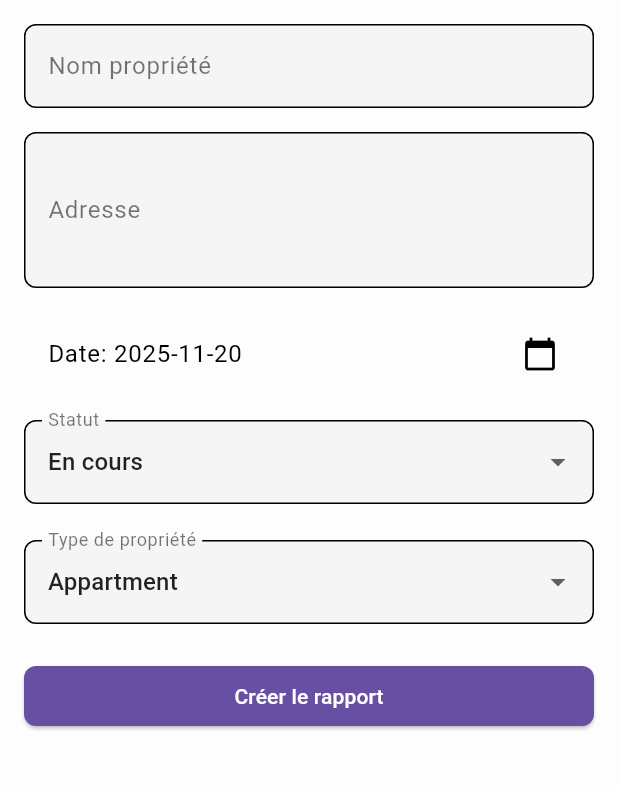
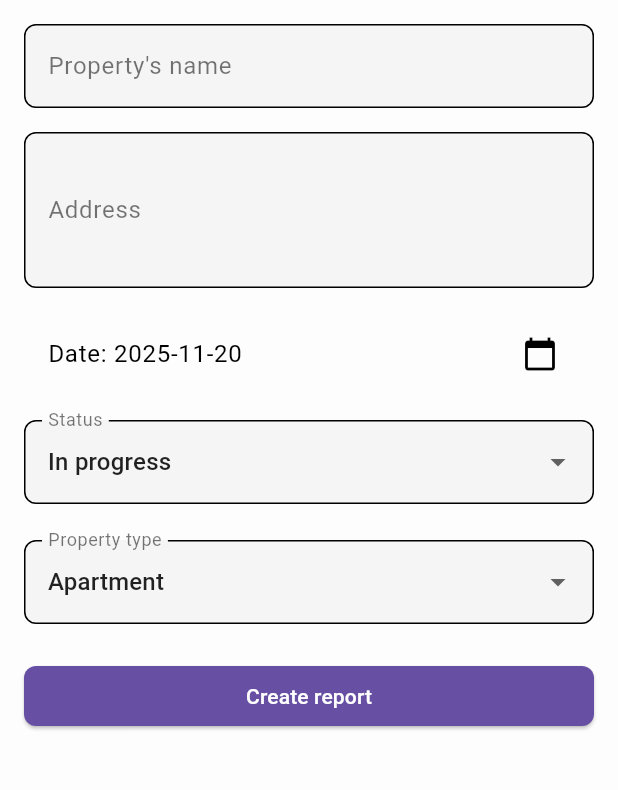
Before and after one commit to ByggL/samueliot_immocheck, a Flutter app: the screen it shows after launch, after a tap on "Add Report", on a phone screen of 412 x 824 dp, the part 84-874 px from its top. Run offline on Flutter 3.47's test engine with Material 3 defaults, Android fonts, the phone set to English and light mode, and no system bars; our stand-ins replace flutter_secure_storage, image_picker, pdf, permission_handler, printing, share_plus and 1 more.

Commit message:
Changement des affichages pour un language global cohérent

```diff
--- a/lib/providers/rapport_provider.dart
+++ b/lib/providers/rapport_provider.dart
@@ -147,7 +147,7 @@ class RapportProvider extends ChangeNotifier{
       _isInitialized = true;
 
     } on Exception catch (e) {
-      _errorMessage = "Erreur de chargement des rapports : ${e.toString()}";
+      _errorMessage = "Error while loading reports : ${e.toString()}";
       _properties.clear();
     } finally {
       _isLoading = false;
@@ -296,7 +296,7 @@ class RapportProvider extends ChangeNotifier{
             roomId: roomToCheck.roomId,
             roomTrueName: roomToCheck.roomTrueName,
             roomName: roomToCheck.roomName,
-            statut: newEtat, // <<< The new status is applied here
+            statut: newEtat,
             elements: roomToCheck.elements,
         );
 
--- a/lib/ui/forms/build_rapport_form.dart
+++ b/lib/ui/forms/build_rapport_form.dart
@@ -81,17 +81,17 @@ class _BuildRapportFormState extends State<BuildRapportForm> {
               children: [
                 TextFormField(
                   controller: _nameController,
-                  decoration: const InputDecoration(labelText: 'Nom propriété'),
+                  decoration: const InputDecoration(labelText: "Property's name"),
                   validator: (value) =>
-                      value == null || value.isEmpty ? 'Champ requis' : null,
+                      value == null || value.isEmpty ? 'Required' : null,
                 ),
                 const SizedBox(height: 16),
                 TextFormField(
                   controller: _adressController,
-                  decoration: const InputDecoration(labelText: 'Adresse'),
+                  decoration: const InputDecoration(labelText: 'Address'),
                   maxLines: 3,
                   validator: (value) =>
-                      value == null || value.isEmpty ? 'Champ requis' : null,
+                      value == null || value.isEmpty ? 'Required' : null,
                 ),
                 const SizedBox(height: 16),
                 ListTile(
@@ -110,10 +110,10 @@ class _BuildRapportFormState extends State<BuildRapportForm> {
                             ),
                           )
                           .toList(),
-                  decoration: const InputDecoration(labelText: 'Statut'),
+                  decoration: const InputDecoration(labelText: 'Status'),
                   onChanged: (value) => setState(() => _selectedStatus = value),
                   validator: (value) =>
-                      value == null ? 'Sélectionnez un statut' : null,
+                      value == null ? 'Select a status' : null,
                 ),
                 const SizedBox(height: 24),
                 DropdownButtonFormField<PropertyTypes>(
@@ -126,10 +126,10 @@ class _BuildRapportFormState extends State<BuildRapportForm> {
                             ),
                           )
                           .toList(),
-                  decoration: const InputDecoration(labelText: 'Type de propriété'),
+                  decoration: const InputDecoration(labelText: 'Property type'),
                   onChanged: (value) => setState(() => _propertyType = value!),
                   validator: (value) =>
-                      value == null ? 'Sélectionnez un statut' : null,
+                      value == null ? 'Select a type' : null,
                 ),
                 // const SizedBox(height: 24),
                 // DropdownButtonFormField<String>(
@@ -150,7 +150,7 @@ class _BuildRapportFormState extends State<BuildRapportForm> {
                 const SizedBox(height: 24),
                 ElevatedButton(
                   onPressed: _submit,
-                  child: const Text('Créer le rapport'),
+                  child: const Text('Create report'),
                 ),
               ],
             ),
--- a/lib/ui/forms/build_room_form.dart
+++ b/lib/ui/forms/build_room_form.dart
@@ -40,7 +40,7 @@ class _RoomCreationForm extends State<RoomCreationForm> {
         crossAxisAlignment: CrossAxisAlignment.start,
         children: [
           Text(
-            "Nouvelle pièce",
+            "New room",
             style: Theme.of(
               context,
             ).textTheme.titleMedium?.copyWith(fontWeight: FontWeight.bold),
@@ -48,13 +48,13 @@ class _RoomCreationForm extends State<RoomCreationForm> {
           const SizedBox(height: 16),
           TextFormField(
             decoration: const InputDecoration(
-              labelText: "Nom de la pièce",
+              labelText: "Room name",
             ),
             controller: _roomTrueNameController,
             validator:
                 (value) {
                   if (value == null || value.isEmpty) {
-                    return "Veuillez entrer un nom pour la pièce";
+                    return "Please enter a room name";
                     }
                   return null;
                 },
@@ -64,7 +64,7 @@ class _RoomCreationForm extends State<RoomCreationForm> {
             // ignore: deprecated_member_use
             value: _nameController,
             decoration: const InputDecoration(
-              labelText: "Type de pièce",
+              labelText: "Room type",
               border: OutlineInputBorder(),
             ),
             items:
@@ -79,13 +79,13 @@ class _RoomCreationForm extends State<RoomCreationForm> {
             onChanged: (value) => setState(() => _nameController = value!),
             validator:
                 (value) =>
-                    value == null ? "Veuillez sélectionner un type" : null,
+                    value == null ? "Please select a type" : null,
           ),
           const SizedBox(height: 16),
           DropdownButtonFormField<EtatsElement>(
             value: _selectedStatus,
             decoration: const InputDecoration(
-              labelText: "Statut de la pièce",
+              labelText: "Room status",
               border: OutlineInputBorder(),
             ),
             items:
@@ -100,7 +100,7 @@ class _RoomCreationForm extends State<RoomCreationForm> {
             onChanged: (value) => setState(() => _selectedStatus = value),
             validator:
                 (value) =>
-                    value == null ? "Veuillez sélectionner un statut" : null,
+                    value == null ? "Please select a status" : null,
           ),
           const SizedBox(height: 24),
           SizedBox(
@@ -117,7 +117,7 @@ class _RoomCreationForm extends State<RoomCreationForm> {
                   widget.onSubmit(newRoom);
                 }
               },
-              child: const Text("Ajouter la pièce"),
+              child: const Text("Add room"),
             ),
           ),
           const SizedBox(height: 16),
--- a/lib/ui/forms/validate_sign_rapport.dart
+++ b/lib/ui/forms/validate_sign_rapport.dart
@@ -43,13 +43,14 @@ class _ValidateSignRapportPageState extends State<ValidateSignRapportPage> {
         [tenantSignature,  ownerSignature],
       );
       ScaffoldMessenger.of(context).showSnackBar(
-        const SnackBar(content: Text('Rapport validé avec succès!')),
+        const SnackBar(content: Text("Succesfully validated report"),
+        ),
       );
       Navigator.pop(context, true);
     }
     else {
       ScaffoldMessenger.of(context).showSnackBar(
-        const SnackBar(content: Text('Signatures requises pour valider le rapport!'),duration: Duration(seconds: 2),),
+        const SnackBar(content: Text('Signatures required to validate report'),duration: Duration(seconds: 2),),
       );
     }
   }
@@ -59,20 +60,20 @@ class _ValidateSignRapportPageState extends State<ValidateSignRapportPage> {
     final report = widget.reportData;
     return Scaffold(
       appBar: AppBar(
-        title: const Text('Validation du rapport'),
+        title: const Text('Report validation'),
       ),
       body: Padding(
         padding: const EdgeInsets.all(16),
         child: ListView(
           children: [
             const Text(
-              'Récapitulatif du rapport',
+              'Global summary and overview',
               style: TextStyle(fontSize: 20, fontWeight: FontWeight.bold),
             ),
             const SizedBox(height: 12),
             _buildRapportCard(report),
             const SizedBox(height: 24),
-            const Text('Signature du locataire', style: TextStyle(fontWeight: FontWeight.bold)),
+            const Text('Tenant signature', style: TextStyle(fontWeight: FontWeight.bold)),
             Signature(
               controller: _tenantController,
               height: 150,
@@ -80,10 +81,10 @@ class _ValidateSignRapportPageState extends State<ValidateSignRapportPage> {
             ),
             TextButton(
               onPressed: () => _tenantController.clear(),
-              child: const Text('Effacer la signature'),
+              child: const Text('Erase'),
             ),
             const SizedBox(height: 24),
-            const Text('Signature du propriétaire', style: TextStyle(fontWeight: FontWeight.bold)),
+            const Text('Landlord signature', style: TextStyle(fontWeight: FontWeight.bold)),
             Signature(
               controller: _ownerController,
               height: 150,
@@ -91,12 +92,12 @@ class _ValidateSignRapportPageState extends State<ValidateSignRapportPage> {
             ),
             TextButton(
               onPressed: () => _ownerController.clear(),
-              child: const Text('Effacer la signature'),
+              child: const Text('Erase'),
             ),
             const SizedBox(height: 32),
             ElevatedButton(
               onPressed: _validateReport,
-              child: const Text('Valider le rapport'),
+              child: const Text('Validate report'),
             ),
           ],
         ),
@@ -117,31 +118,31 @@ Widget _buildRapportCard(Rapport report) {
         children: [
           Text(report.nom, style: const TextStyle(fontSize: 18, fontWeight: FontWeight.bold)),
           const SizedBox(height: 8),
-          Text("Adresse: ${report.adresse}"),
+          Text("Address: ${report.adresse}"),
           Text("Type: ${propertyString(report.propertyType)}"),
-          Text("Statut du rapport: ${etatRapportString(report.statutRapport)}"),
-          Text("Créé le: ${report.creationDate.toLocal()}"),
-          Text("Signature actuelle: ${report.signature.isNotEmpty ? "Oui" : "Non"}"),
+          Text("Report status: ${etatRapportString(report.statutRapport)}"),
+          Text("Created: ${report.creationDate.toLocal()}"),
+          Text("Is signed: ${report.signature.isNotEmpty ? "Yes" : "No"}"),
           const SizedBox(height: 12),
-          Text("Pièces:", style: const TextStyle(fontWeight: FontWeight.bold)),
+          Text("Rooms:", style: const TextStyle(fontWeight: FontWeight.bold)),
           ...report.roomList.map((room) => Padding(
             padding: const EdgeInsets.symmetric(vertical: 4),
             child: Column(
               crossAxisAlignment: CrossAxisAlignment.start,
               children: [
                 Text("- ${roomTypeString(room.roomName)}"),
-                Text("  Nom de la pièce: ${room.roomTrueName}"),
-                Text("  Statut: ${etatElementString(room.statut)}"),
-                Text("  Nombre d'éléments: ${room.elements.length}"),
+                Text("  Room name: ${room.roomTrueName}"),
+                Text("  Status: ${etatElementString(room.statut)}"),
+                Text("  Number of elements: ${room.elements.length}"),
                 ...room.elements.map((element) => Padding(
                   padding: const EdgeInsets.only(left: 16, top: 2, bottom: 2),
                   child: Column(
                     crossAxisAlignment: CrossAxisAlignment.start,
                     children: [
                       Text("• ${roomElementString(element.elementName)}"),
-                      Text("   Statut: ${etatElementString(element.statut)}"),
-                      Text("   Commentaire: ${element.commentaire}"),
-                      Text("   Nombre de photos: ${element.elementPicture.length}"),
+                      Text("   Status: ${etatElementString(element.statut)}"),
+                      Text("   Commentary: ${element.commentaire}"),
+                      Text("   Number of pictures: ${element.elementPicture.length}"),
                     ],
                   ),
                 )),
--- a/lib/ui/homepage/report_list.dart
+++ b/lib/ui/homepage/report_list.dart
@@ -208,9 +208,9 @@ class _ReportListState extends State<ReportList> {
                     DropdownMenuItem(value: 'none', child: Text('None')),
                     DropdownMenuItem(
                       value: 'inprogress',
-                      child: Text('En cours'),
+                      child: Text('In progress'),
                     ),
-                    DropdownMenuItem(value: 'finished', child: Text('Terminé')),
+                    DropdownMenuItem(value: 'finished', child: Text('Finished')),
                   ],
                 ),
               ],
--- a/lib/ui/report_page/components/report_info_card.dart
+++ b/lib/ui/report_page/components/report_info_card.dart
@@ -26,13 +26,13 @@ class ReportInfoCard extends StatelessWidget {
               ).textTheme.titleLarge?.copyWith(fontWeight: FontWeight.bold),
             ),
             const SizedBox(height: 8),
-            Text("Adresse: ${rapport.adresse}"),
+            Text("Adress: ${rapport.adresse}"),
             Text("Type: ${propertyString(rapport.propertyType)}"),
             Text(
-              "Statut du rapport: ${etatRapportString(rapport.statutRapport)}",
+              "Report status: ${etatRapportString(rapport.statutRapport)}",
             ),
             Text(
-              "Créé le: ${DateFormat('yyyy-MM-dd – kk:mm').format(rapport.creationDate)}",
+              "Created : ${DateFormat('yyyy-MM-dd – kk:mm').format(rapport.creationDate)}",
             ),
           ],
         ),
--- a/lib/ui/report_page/components/room_card.dart
+++ b/lib/ui/report_page/components/room_card.dart
@@ -125,7 +125,7 @@ class _RoomCardState extends State<RoomCard> {
             ),
           ],
         ),
-        subtitle: Text("Statut: ${etatElementString(room.statut)}"),
+        subtitle: Text("Status: ${etatElementString(room.statut)}"),
         children: [
           ...room.elements.map(
             (element) => RoomElementTile(
@@ -143,7 +143,7 @@ class _RoomCardState extends State<RoomCard> {
                   Navigator.push(context, ElementInspectionFormPage.route(null, room)).then((_) => onUpdate());
                 },
                 icon: const Icon(Icons.add_circle_outline),
-                label: const Text("Ajouter un élément"),
+                label: const Text("Add element"),
               ),
             ),
           ),
--- a/lib/ui/report_page/pdf_export_service.dart
+++ b/lib/ui/report_page/pdf_export_service.dart
@@ -39,22 +39,22 @@ class PdfExportService {
 
           // Signatures section
           widgets.add(pw.Text('Signatures', style: pw.TextStyle(fontSize: 18, fontWeight: pw.FontWeight.bold, font: font)));
-          widgets.add(pw.Text('Signature: ${rapport.signature.isNotEmpty ? 'Oui' : 'Non'}', style: pw.TextStyle(font: font)));
+          widgets.add(pw.Text('Signature: ${rapport.signature.isNotEmpty ? 'Yes' : 'No'}', style: pw.TextStyle(font: font)));
           widgets.add(pw.SizedBox(height: 16));
 
           // Main info section
-          widgets.add(pw.Text('Informations principales', style: pw.TextStyle(fontSize: 18, fontWeight: pw.FontWeight.bold, font: font)));
-          widgets.add(pw.Text('Nom: ${rapport.nom}', style: pw.TextStyle(font: font)));
-          widgets.add(pw.Text('Adresse: ${rapport.adresse}', style: pw.TextStyle(font: font)));
+          widgets.add(pw.Text('Main informations', style: pw.TextStyle(fontSize: 18, fontWeight: pw.FontWeight.bold, font: font)));
+          widgets.add(pw.Text('Name: ${rapport.nom}', style: pw.TextStyle(font: font)));
+          widgets.add(pw.Text('Adress: ${rapport.adresse}', style: pw.TextStyle(font: font)));
           widgets.add(pw.Text('Type: ${propertyString(rapport.propertyType)}', style: pw.TextStyle(font: font)));
-          widgets.add(pw.Text('Statut du rapport: ${etatRapportString(rapport.statutRapport)}', style: pw.TextStyle(font: font)));
-          widgets.add(pw.Text('Créé le: ${DateFormat('yyyy-MM-dd - kk:mm').format(rapport.creationDate)}', style: pw.TextStyle(font: font)));
+          widgets.add(pw.Text('Report status: ${etatRapportString(rapport.statutRapport)}', style: pw.TextStyle(font: font)));
+          widgets.add(pw.Text('Created : ${DateFormat('yyyy-MM-dd - kk:mm').format(rapport.creationDate)}', style: pw.TextStyle(font: font)));
           widgets.add(pw.SizedBox(height: 16));
 
           // Rooms summary section on the cover
-          widgets.add(pw.Text('Sommaire des pièces', style: pw.TextStyle(fontSize: 18, fontWeight: pw.FontWeight.bold, font: font)));
+          widgets.add(pw.Text('Summary of the rooms', style: pw.TextStyle(fontSize: 18, fontWeight: pw.FontWeight.bold, font: font)));
           for (final room in rapport.roomList) {
-            widgets.add(pw.Text('- ${room.roomTrueName}/${roomTypeString(room.roomName)} (${room.elements.length} éléments)', style: pw.TextStyle(font: font)));
+            widgets.add(pw.Text('- ${room.roomTrueName}/${roomTypeString(room.roomName)} (${room.elements.length} elements)', style: pw.TextStyle(font: font)));
           }
 
           return [
@@ -94,7 +94,7 @@ class PdfExportService {
                       crossAxisAlignment: pw.CrossAxisAlignment.start,
                       children: [
                         pw.Text(
-                          'Photo pour ${roomElementString(element.elementName)} (Statut: ${element.statut.name})',
+                          'Picture for ${roomElementString(element.elementName)} (Status: ${element.statut.name})',
                           style: pw.TextStyle(font: font, fontSize: 10),
                         ),
                         pw.Image(
@@ -107,7 +107,7 @@ class PdfExportService {
                 );
               } catch (e) {
                 imageWidgets.add(
-                  pw.Text('Erreur: Image indisponible à ce chemin.', style: pw.TextStyle(color: PdfColors.red, font: font)),
+                  pw.Text('Error: No picture found.', style: pw.TextStyle(color: PdfColors.red, font: font)),
                 );
               }
             }
@@ -123,12 +123,12 @@ class PdfExportService {
                 crossAxisAlignment: pw.CrossAxisAlignment.start,
                 children: [
                   pw.Text(
-                    'Pièce: ${roomTypeString(room.roomName)} - Élément: ${roomElementString(element.elementName)}',
+                    'Room: ${roomTypeString(room.roomName)} - Element: ${roomElementString(element.elementName)}',
                     style: pw.TextStyle(fontSize: 18, fontWeight: pw.FontWeight.bold, font: font),
                   ),
                   pw.SizedBox(height: 10),
-                  pw.Text('Statut: ${etatElementString(element.statut)}', style: pw.TextStyle(font: font)),
-                  pw.Text('Commentaire: ${element.commentaire}', style: pw.TextStyle(font: font)),
+                  pw.Text('Status: ${etatElementString(element.statut)}', style: pw.TextStyle(font: font)),
+                  pw.Text('Commentary: ${element.commentaire}', style: pw.TextStyle(font: font)),
                   pw.SizedBox(height: 15),
 
                   // Insert the asynchronously loaded image widgets
--- a/lib/ui/report_page/report_page.dart
+++ b/lib/ui/report_page/report_page.dart
@@ -79,7 +79,7 @@ class _ReportPageState extends State<ReportPage> {
     final isRapportTermine = rapport.statutRapport == EtatsRapport.termine;
 
     return Scaffold(
-      appBar: AppBar(title: Text("Rapport: ${rapport.nom}")),
+      appBar: AppBar(title: Text("Report: ${rapport.nom}")),
 
       body: SingleChildScrollView(
         padding: const EdgeInsets.all(16.0),
@@ -96,12 +96,12 @@ class _ReportPageState extends State<ReportPage> {
 
             // 2. Validation Button
             if (isRapportTermine)
-              const Text("Rapport déjà validé")
+              const Text("Report already validated")
             else
               ElevatedButton.icon(
                 onPressed: () => _validateReport(rapport),
                 icon: const Icon(Icons.check),
-                label: const Text("Valider le rapport", maxLines: 3),
+                label: const Text("Validate report", maxLines: 3),
               ),
 
             const SizedBox(height: 16),
@@ -112,14 +112,16 @@ class _ReportPageState extends State<ReportPage> {
                 mainAxisSize: MainAxisSize.min,
                 children: [
                   ElevatedButton.icon(
+
                     onPressed: exportService.generateAndSharePdf,
                     icon: const Icon(Icons.picture_as_pdf),
-                    label: const Text("Exporter le rapport en PDF"),
+                    label: const Text("Export to PDF"),
                   ),
+                  SizedBox(height: 8),
                   ElevatedButton.icon(
                     onPressed: exportService.exportJson,
                     icon: const Icon(Icons.file_copy),
-                    label: const Text("Exporter le rapport en JSON"),
+                    label: const Text("Export to JSON"),
                   ),
                 ],
               ),
@@ -127,7 +129,7 @@ class _ReportPageState extends State<ReportPage> {
             const SizedBox(height: 16),
 
             Text(
-              "Pièces du bien",
+              "Property's rooms:",
               style: Theme.of(
                 context,
               ).textTheme.titleMedium?.copyWith(fontWeight: FontWeight.bold),
@@ -147,13 +149,13 @@ class _ReportPageState extends State<ReportPage> {
 
             // 5. Add Room Button
             if (isRapportTermine)
-              const Text("Rapport déjà validé, impossible de le modifier")
+              const Text("Report is validated, cannot add more rooms.")
             else
               Center(
                 child: ElevatedButton.icon(
                   onPressed: () => _openAddRoomForm(context, rapport),
                   icon: const Icon(Icons.add),
-                  label: const Text("Ajouter une pièce"),
+                  label: const Text("Add Room"),
                   style: ElevatedButton.styleFrom(
                     padding: const EdgeInsets.symmetric(
                       horizontal: 20,
@@ -169,7 +171,7 @@ class _ReportPageState extends State<ReportPage> {
 
             // 6. Signature Display
             const Text(
-              "Signatures du rapport:",
+              "Report signatures:",
               style: TextStyle(fontWeight: FontWeight.bold),
             ),
             ...rapport.signature.asMap().entries.map(
@@ -181,16 +183,18 @@ class _ReportPageState extends State<ReportPage> {
                           crossAxisAlignment: CrossAxisAlignment.start,
                           children: [
                             Text(
-                              "Signature ${entry.key == 0 ? "locataire" : "propriétaire"} :",
+                              "Signature ${entry.key == 0 ? "tenant" : "landlord"} :",
                             ),
                             Container(
                               height: 120,
                               width: 300,
+
                               decoration: BoxDecoration(
                                 border: Border.all(
                                   color: const Color.fromARGB(255, 250, 53, 53),
                                 ),
                                 borderRadius: BorderRadius.circular(8),
+                                color: Colors.white,
                               ),
                               child: Image.memory(
                                 entry.value!,
```
Also changed, not shown: lib/data/enums.dart (+33 -33 lines), lib/ui/forms/element_inspection_form.dart (+12 -11 lines).
